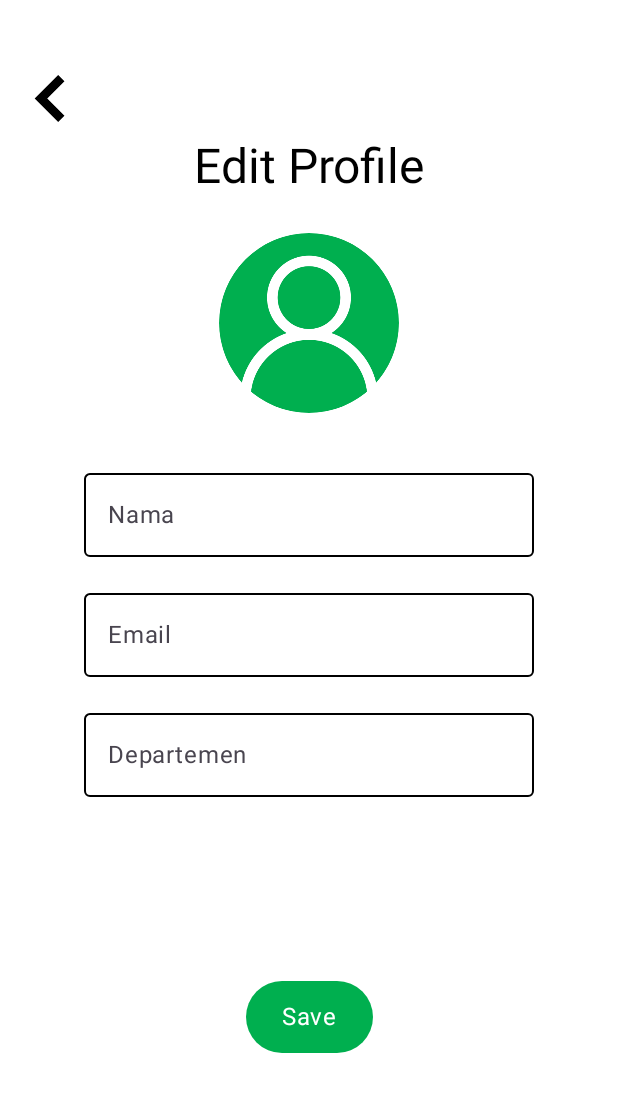
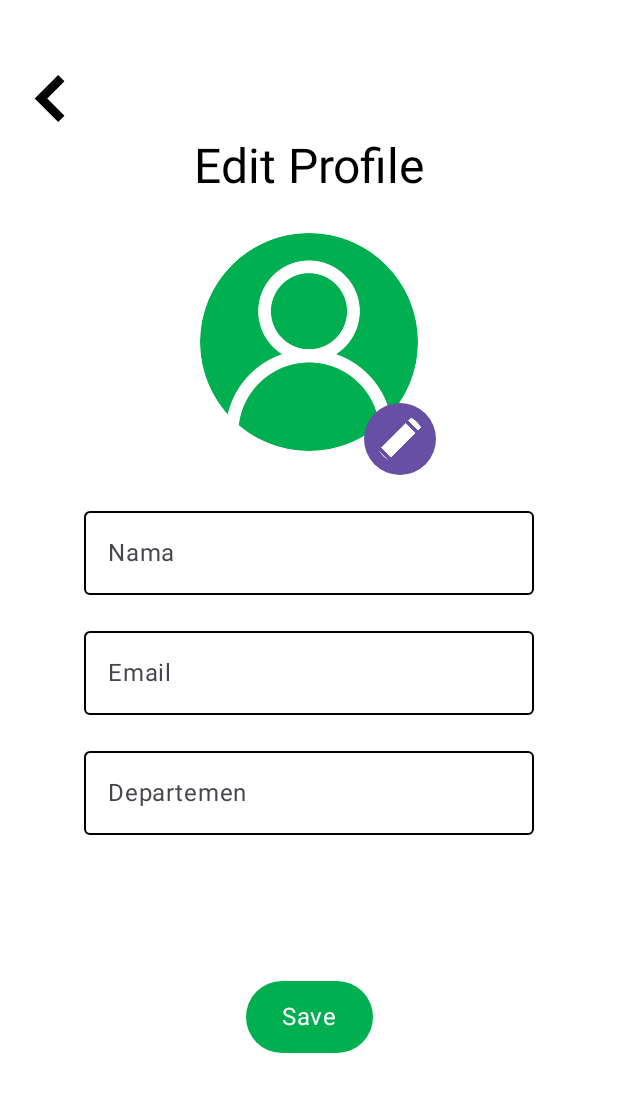
Before and after one commit to flelrmu/PresensiKita, an Android app built with Jetpack Compose: the @Preview function PreviewEditProfileScreen, on a phone screen of 412 x 824 dp, the part 84-1196 px from its top. Run offline under Robolectric (Android 15) with nearby library versions, the phone set to English and light mode, and no system bars; network calls fail; pictures from the network do not load.

Commit message:
update ganti pp

```diff
--- a/app/build.gradle.kts
+++ b/app/build.gradle.kts
@@ -87,6 +87,9 @@ dependencies {
     debugImplementation("androidx.compose.ui:ui-tooling")
     debugImplementation("androidx.compose.ui:ui-test-manifest")
 
+    // Image Loading
+    implementation("io.coil-kt:coil-compose:2.2.2")
+
     // Unit Testing Dependencies
     testImplementation("junit:junit:4.13.2")
 
--- a/app/src/main/java/com/example/presensikita/EditProfileScreen.kt
+++ b/app/src/main/java/com/example/presensikita/EditProfileScreen.kt
@@ -1,6 +1,11 @@
 package com.example.presensikita
 
+import android.net.Uri
+import android.provider.MediaStore
+import androidx.activity.compose.rememberLauncherForActivityResult
+import androidx.activity.result.contract.ActivityResultContracts
 import androidx.compose.foundation.Image
+import androidx.compose.foundation.background
 import androidx.compose.foundation.layout.*
 import androidx.compose.foundation.rememberScrollState
 import androidx.compose.foundation.shape.CircleShape
@@ -14,6 +19,8 @@ import androidx.compose.ui.graphics.Color
 import androidx.compose.ui.res.painterResource
 import androidx.compose.ui.tooling.preview.Preview
 import androidx.compose.ui.unit.dp
+import androidx.compose.ui.zIndex
+import coil.compose.rememberAsyncImagePainter
 import com.example.presensikita.data.UserProfile
 import com.example.presensikita.ui.header
 
@@ -29,6 +36,16 @@ fun EditProfileScreen(
 
     // State untuk validasi email
     var isEmailValid by remember { mutableStateOf(true) }
+
+    var profileImageUri by remember { mutableStateOf<Uri?>(null) }
+
+    // Launcher untuk membuka galeri
+    val galleryLauncher = rememberLauncherForActivityResult(
+        contract = ActivityResultContracts.GetContent(),
+        onResult = { uri ->
+            if (uri != null) profileImageUri = uri
+        }
+    )
 
     Column(
         modifier = Modifier
@@ -61,14 +78,58 @@ fun EditProfileScreen(
             modifier = Modifier.padding(bottom = 24.dp)
         )
 
-        // Profile Image
-        Image(
-            painter = painterResource(id = R.drawable.profile),
-            contentDescription = "Profile Picture",
+//        // Profile Image
+//        Image(
+//            painter = painterResource(id = R.drawable.profile),
+//            contentDescription = "Profile Picture",
+//            modifier = Modifier
+//                .size(120.dp)
+//                .clip(CircleShape)
+//        )
+
+        // Foto profil
+        Box(
             modifier = Modifier
-                .size(120.dp)
-                .clip(CircleShape)
-        )
+                .size(145.dp),
+//                .clip(CircleShape),
+//                .background(Color.Gray),
+            contentAlignment = Alignment.Center
+        ) {
+            if (profileImageUri != null) {
+                Image(
+                    painter = rememberAsyncImagePainter(profileImageUri),
+                    contentDescription = "Profile Picture",
+                    modifier = Modifier
+                        .fillMaxSize()
+                        .clip(CircleShape)
+                )
+            } else {
+                Image(
+                    painter = painterResource(id = R.drawable.profile), // Gambar default
+                    contentDescription = "Default Profile Picture",
+                    modifier = Modifier
+                        .fillMaxSize()
+                        .clip(CircleShape)
+                )
+            }
+
+            // Tombol untuk mengubah foto
+            IconButton(
+                onClick = { galleryLauncher.launch("image/*") },
+                modifier = Modifier
+                    .align(Alignment.BottomEnd)
+                    .size(32.dp)
+                    .offset(x = 4.dp, y = 8.dp) // Offset untuk memperbaiki posisi
+                    .zIndex(1f) // Prioritas rendering lebih tinggi
+                    .background(MaterialTheme.colorScheme.primary, CircleShape)
+            ) {
+                Icon(
+                    painter = painterResource(id = R.drawable.edit), // Ikon edit
+                    contentDescription = "Edit Icon",
+                    tint = Color.White
+                )
+            }
+        }
 
         // Form Fields
         Column(
```
